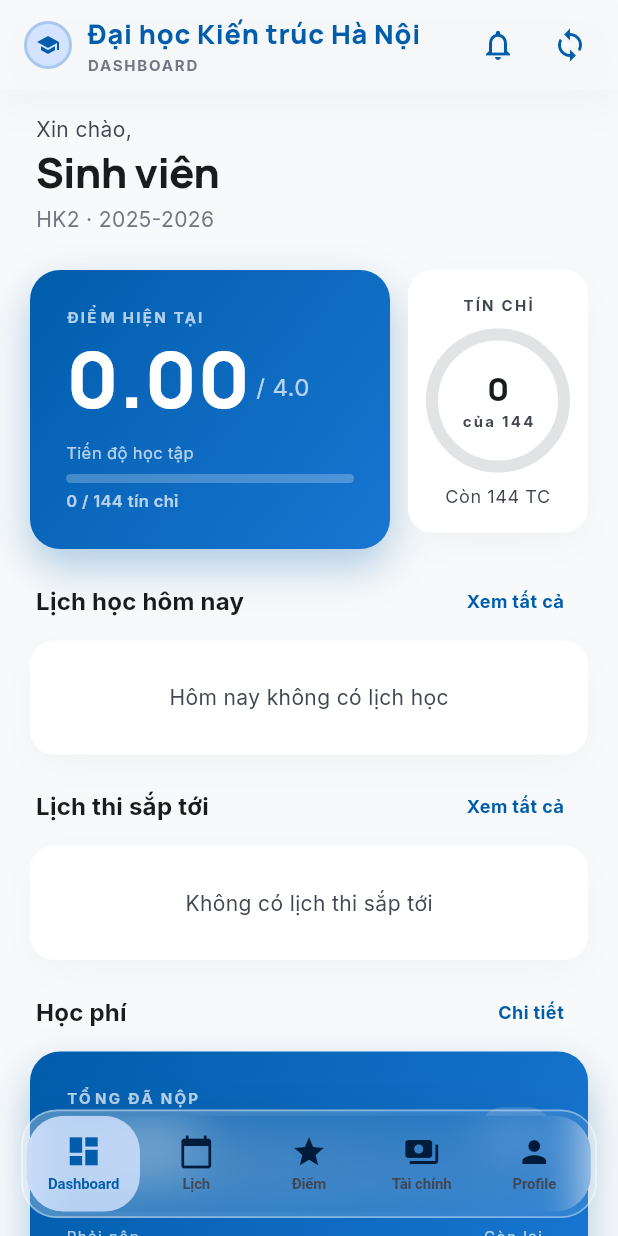
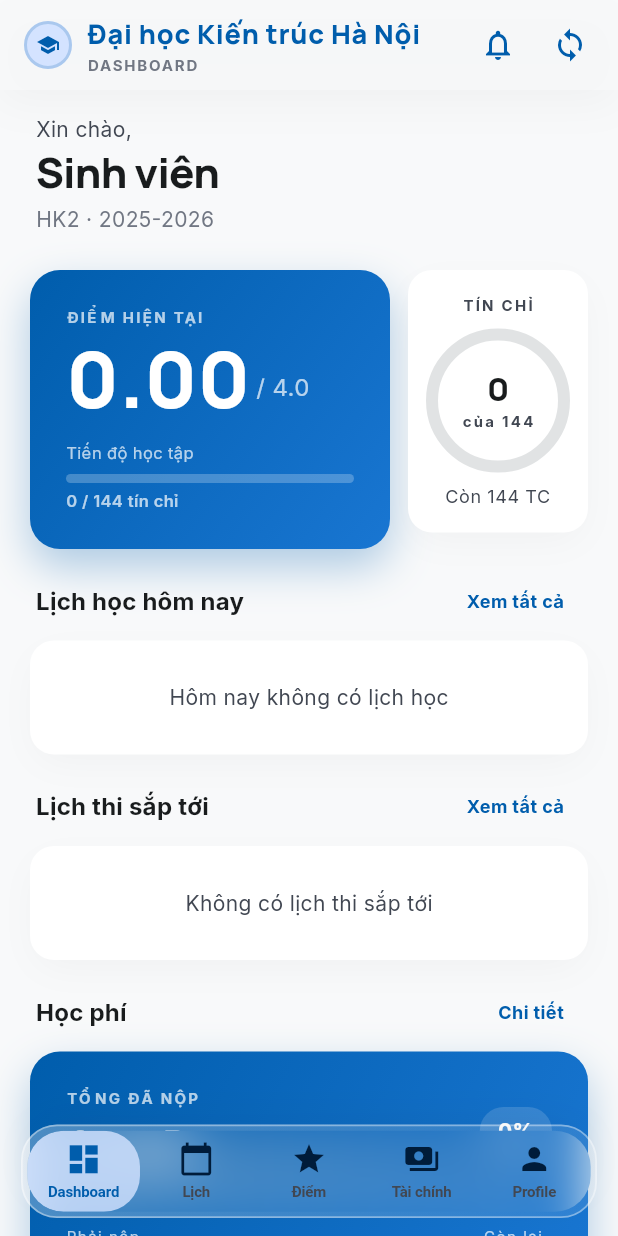
Before and after one commit to itsvantruongg/TramKien, a Flutter app: the MainShell screen opened directly, on a phone screen of 412 x 824 dp. Run offline on Flutter 3.47's test engine with Material 3 defaults, Android fonts, the phone set to English and light mode, and no system bars; our stand-ins replace firebase_analytics, firebase_core, flutter_local_notifications, google_fonts, shared_preferences, sqflite and 1 more; accounts and stored records are empty.

Commit message:
update UI for ios

```diff
--- a/lib/screens/main_shell.dart
+++ b/lib/screens/main_shell.dart
@@ -228,7 +228,7 @@ class _MainShellState extends State<MainShell> {
           // KHÔNG dùng SafeArea bên trong ClipRRect vì nó gây ra lỗi tính chiều cao trên iOS.
           // Thay vào đó, bottomPadding đã được xử lý ở margin bên ngoài.
           child: SizedBox(
-            height: 64, // Chiều cao nội dung nav, không đổi trên mọi thiết bị
+            height: 54, // Chiều cao nội dung nav, không đổi trên mọi thiết bị
             child: LayoutBuilder(
               builder: (context, constraints) {
                 final itemWidth = constraints.maxWidth / 5;
@@ -250,7 +250,7 @@ class _MainShellState extends State<MainShell> {
                               Duration(milliseconds: _navDragging ? 0 : 220),
                           curve: Curves.easeOutCubic,
                           width: itemWidth,
-                          height: 64,
+                          height: 54,
                           decoration: BoxDecoration(
                             color: AppTheme.primaryFixed.withOpacity(0.8),
                             borderRadius: BorderRadius.circular(24),
```
